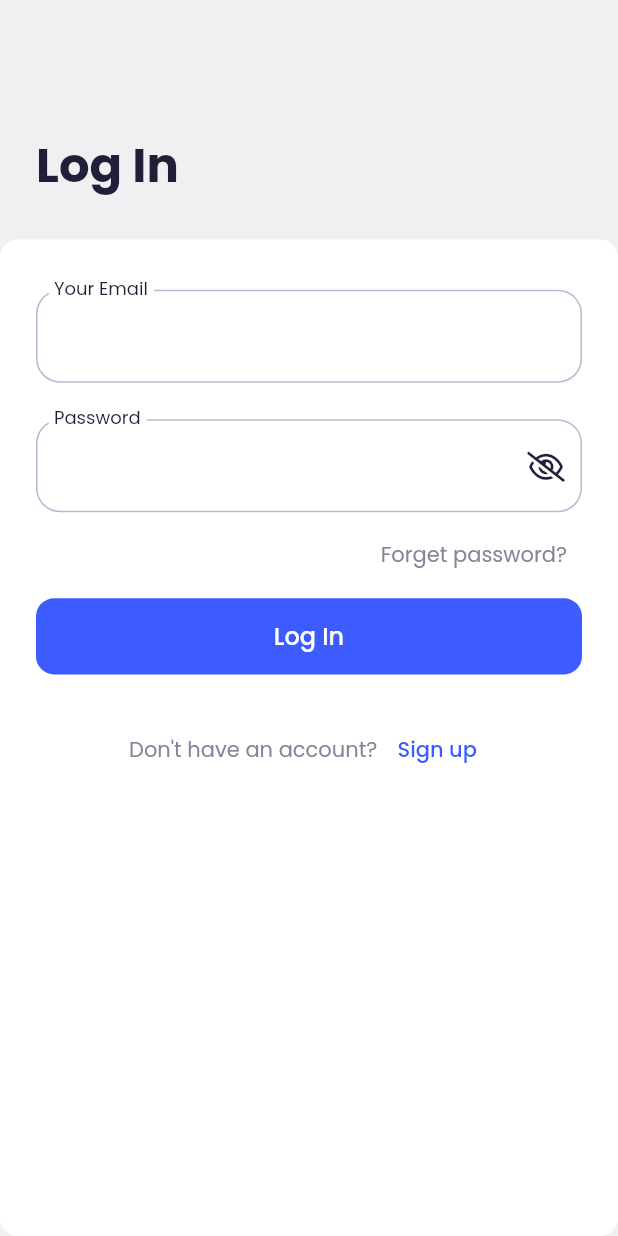
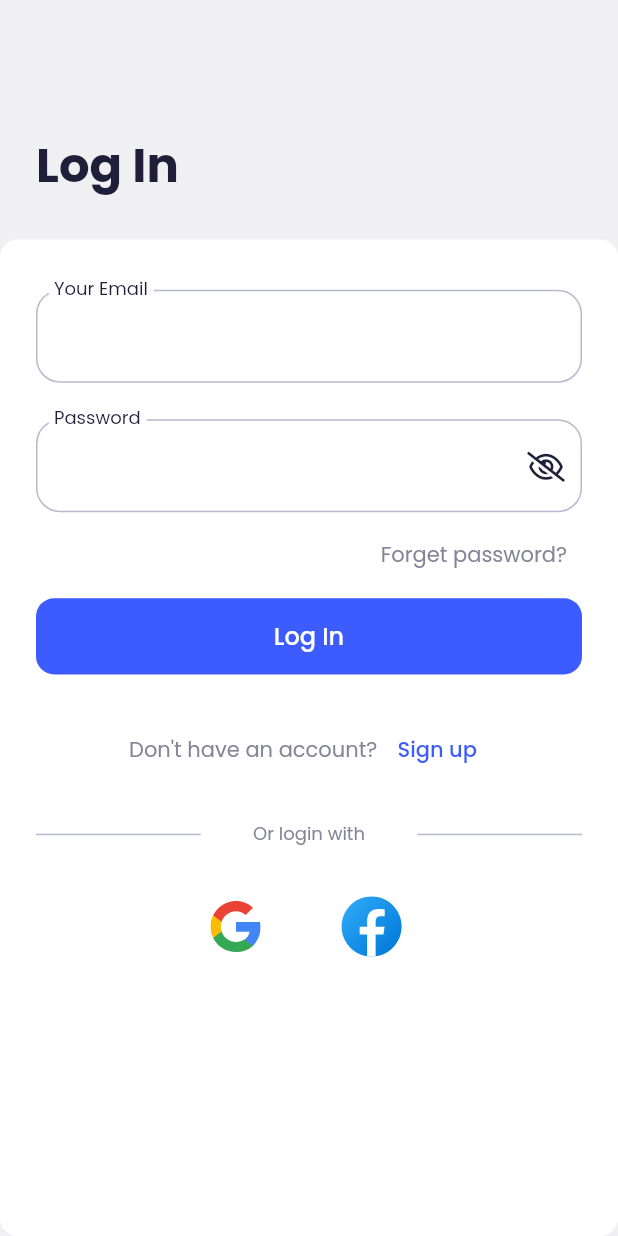
Before and after one commit to HoussemBousmaha/Online-Learning-App, a Flutter app: the LoginScreen screen opened by its route, on a phone screen of 412 x 824 dp. Run offline on Flutter 3.47's test engine with Material 2 defaults, Android fonts, the phone set to English and light mode, and no system bars; our stand-ins replace flutter_hooks, flutter_svg, font_awesome_flutter, hooks_riverpod, smooth_page_indicator.

Commit message:
step-14: Adding Login With google/facebook UI

```diff
--- a/lib/constants.dart
+++ b/lib/constants.dart
@@ -8,3 +8,5 @@ const Color secondaryNavigationColor = Color(0xFFEAEAFF);
 const Color backgroundColor = Color(0xFFF0F0F2);
 
 const String onBoardingIllustrationsPath = 'assets/illustrations/illustration';
+const String googleLogoPath = 'assets/pictures/google-logo.svg';
+const String facebookLogoPath = 'assets/pictures/facebook-logo.svg';
--- a/lib/screens/login_screen/login_screen.dart
+++ b/lib/screens/login_screen/login_screen.dart
@@ -1,4 +1,5 @@
 import 'package:flutter/material.dart';
+import 'package:flutter_svg/svg.dart';
 import 'package:font_awesome_flutter/font_awesome_flutter.dart';
 import 'package:online_learning_app/buttons/primary_button.dart';
 import 'package:online_learning_app/constants.dart';
@@ -73,6 +74,23 @@ class LoginScreen extends StatelessWidget {
                       ),
                       SizeConfig.verticalHeight(26),
                       buildDontHaveAccountHeader(context),
+                      SizeConfig.verticalHeight(23),
+                      buildOrLoginWithHeader(),
+                      SizeConfig.verticalHeight(28),
+                      Row(
+                        mainAxisSize: MainAxisSize.min,
+                        children: [
+                          GestureDetector(
+                            onTap: () {},
+                            child: SvgPicture.asset(googleLogoPath),
+                          ),
+                          SizeConfig.horizontalWidth(45),
+                          GestureDetector(
+                            onTap: () {},
+                            child: SvgPicture.asset(facebookLogoPath),
+                          ),
+                        ],
+                      ),
                     ],
                   ),
                 ),
@@ -81,6 +99,31 @@ class LoginScreen extends StatelessWidget {
           ],
         ),
       ),
+    );
+  }
+
+  Row buildOrLoginWithHeader() {
+    return Row(
+      mainAxisAlignment: MainAxisAlignment.spaceBetween,
+      children: [
+        Container(
+          height: 1,
+          width: SizeConfig.width(100),
+          color: explanationTextColor,
+        ),
+        const Text(
+          'Or login with',
+          style: TextStyle(
+            color: sublitleTextColor,
+            fontSize: 12,
+          ),
+        ),
+        Container(
+          height: 1,
+          width: SizeConfig.width(100),
+          color: explanationTextColor,
+        ),
+      ],
     );
   }
 
--- a/pubspec.yaml
+++ b/pubspec.yaml
@@ -32,6 +32,7 @@ flutter:
 
   assets:
     - assets/illustrations/
+    - assets/pictures/
 
   fonts:
     - family: Poppins
```
Also changed, not shown: assets/pictures/facebook-logo.svg (added), assets/pictures/google-logo.svg (added).
